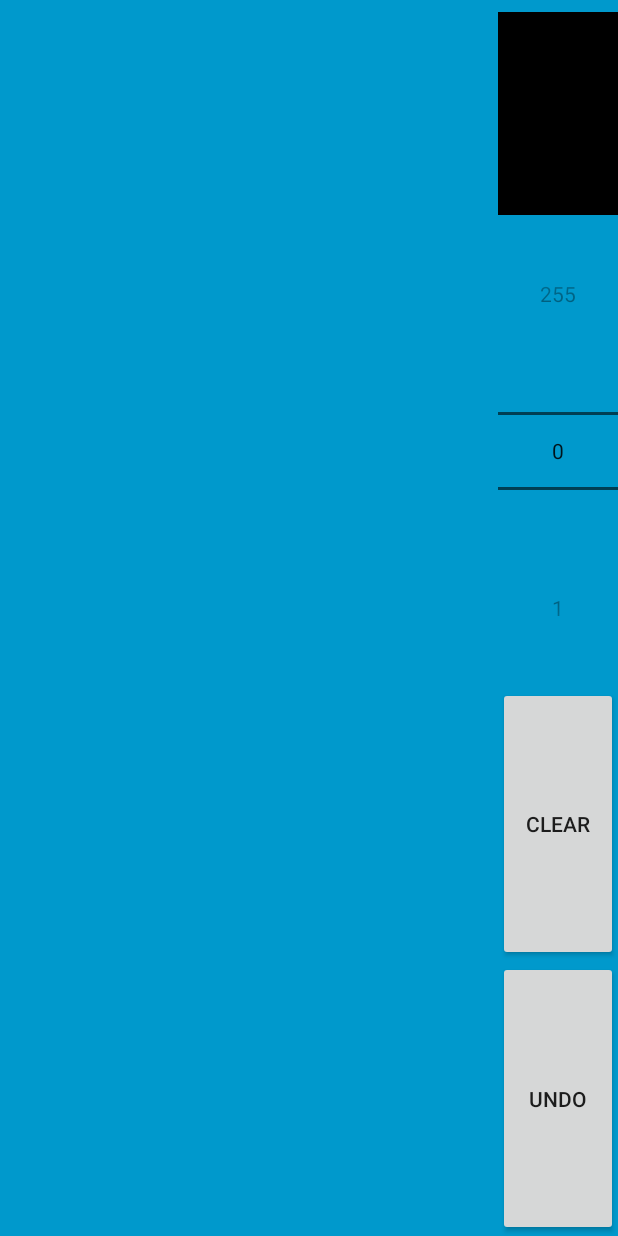
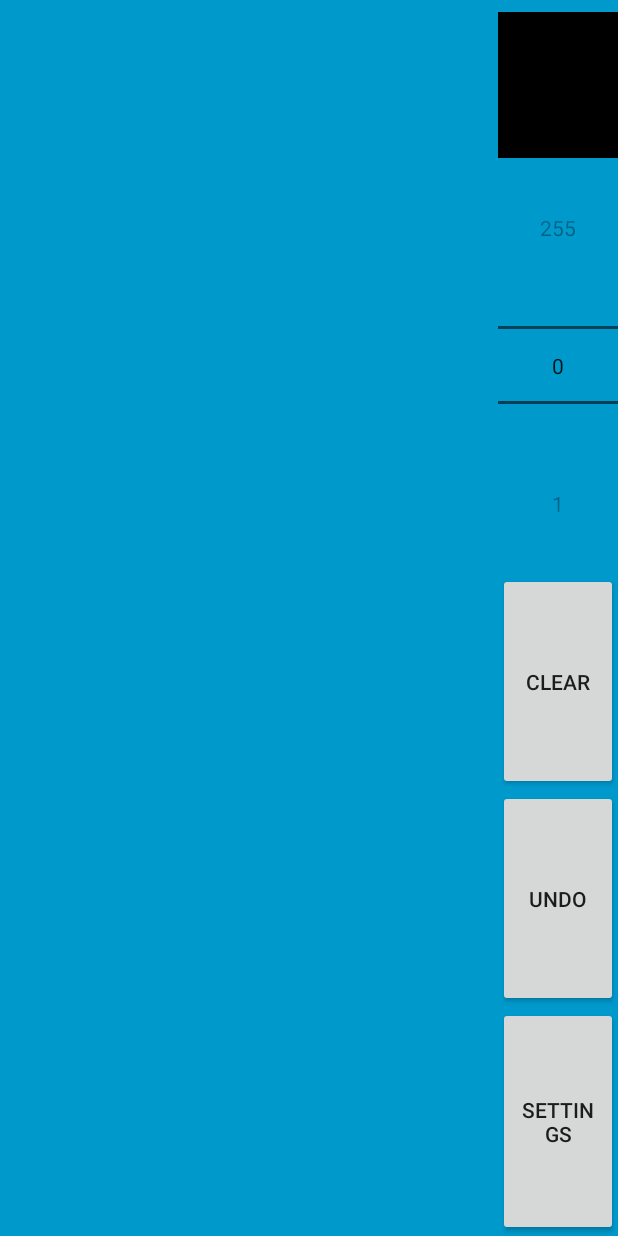
Before and after one commit to mgree/carving-factory, an Android app: the screen it shows after launch (DrawingActivity), on a phone screen of 412 x 824 dp. Run offline under Robolectric (Android 15) with nearby library versions, the phone set to English and light mode, and no system bars.

Commit message:
Values inputed by the user saved in Settings.

```diff
--- a/app/build.gradle
+++ b/app/build.gradle
@@ -26,6 +26,7 @@ dependencies {
     })
     compile 'com.android.support:appcompat-v7:25.3.1'
     compile 'com.android.support:support-v4:25.3.1'
+    compile 'com.android.support:preference-v7:25.3.1'
     testCompile 'junit:junit:4.12'
     compile 'com.android.support.constraint:constraint-layout:1.0.2'
 }
--- a/app/src/main/java/com/labgmail/pomona/greenberg/cnccarvingfactory/DrawingActivity.java
+++ b/app/src/main/java/com/labgmail/pomona/greenberg/cnccarvingfactory/DrawingActivity.java
@@ -1,7 +1,9 @@
 package com.labgmail.pomona.greenberg.cnccarvingfactory;
 
 import android.annotation.SuppressLint;
+import android.app.Activity;
 import android.content.Intent;
+import android.content.SharedPreferences;
 import android.graphics.drawable.ColorDrawable;
 import android.support.v7.app.ActionBar;
 import android.support.v7.app.AppCompatActivity;
@@ -95,11 +97,9 @@ public class DrawingActivity extends AppCompatActivity {
         }
     };
 
-    public DrawingActivity() {
-    }
-
     @Override
     protected void onCreate(Bundle savedInstanceState) {
+
         super.onCreate(savedInstanceState);
 
         setContentView(R.layout.activity_drawing);
@@ -127,11 +127,17 @@ public class DrawingActivity extends AppCompatActivity {
                 newVal = npicker.getValue();
                 setAlpha(newVal); }
         });
+
+        final Activity self = this;
+        findViewById(R.id.settings_button).setOnClickListener(new View.OnClickListener() {
+            @Override
+            public void onClick(View v) {
+                Intent intent = new Intent(self, DisplaySettingsActivity.class);
+                startActivity(intent);
+            }
+        }) ;
+
         setAlpha(255);
-    }
-
-    public void configureSettings() {
-//     Intent intent = new Intent(this,DisplaySettingsActivity.class);
     }
 
 
--- a/app/src/main/java/com/labgmail/pomona/greenberg/cnccarvingfactory/NumberPickerPreference.java
+++ b/app/src/main/java/com/labgmail/pomona/greenberg/cnccarvingfactory/NumberPickerPreference.java
@@ -26,7 +26,7 @@ public class NumberPickerPreference extends DialogPreference {
         super(context, attrs);
 
         // ! Will probably have to create own layout but lets pretend this will work for a while
-        setDialogLayoutResource(R.layout.pref_dialog_npicker);
+//        setDialogLayoutResource(R.layout.pref_dialog_npicker);
         setPositiveButtonText (android.R.string.ok);
         setNegativeButtonText(android.R.string.cancel);
     }
--- a/app/src/main/java/com/labgmail/pomona/greenberg/cnccarvingfactory/NumberPreferenceDialogFragmentCompat.java
+++ b/app/src/main/java/com/labgmail/pomona/greenberg/cnccarvingfactory/NumberPreferenceDialogFragmentCompat.java
@@ -4,7 +4,7 @@ package com.labgmail.pomona.greenberg.cnccarvingfactory;
  * Created by edinameshietedoho on 6/1/17.
  */
 
-//import android.support.v7.preference.PreferenceDialogFragmentCompat;
+//import android.support.v7.preference.PreferenceFragmentCompat;
 //
 //public class NumberPreferenceDialogFragmentCompat extends PreferenceDialogFragmentCompat {
 //}
--- a/app/src/main/res/layout/activity_drawing.xml
+++ b/app/src/main/res/layout/activity_drawing.xml
@@ -60,6 +60,14 @@
             android:layout_weight="1"
             android:text="@string/Undo" />
 
+        <Button
+            android:id="@+id/settings_button"
+            android:layout_width="match_parent"
+            android:layout_height="wrap_content"
+            android:layout_weight="1"
+            android:text="@string/settings"
+            tools:text="@string/settings" />
+
     </LinearLayout>
 
     <FrameLayout
--- a/app/src/main/res/values/strings.xml
+++ b/app/src/main/res/values/strings.xml
@@ -10,4 +10,7 @@
     <string name="cancel" >cancel</string>
     <string name="settings" >settings</string>
     <string name="select_dimensions">select length and width</string>
+    <string name="pref_width">stock width (y axis)</string>
+    <string name="pref_length">stock length (x axis)</string>
+    <string name="pref_depth">stock depth (z axis)</string>
 </resources>
```
Also changed, not shown: app/src/main/AndroidManifest.xml (+11 -0 lines), app/src/main/java/com/labgmail/pomona/greenberg/cnccarvingfactory/DisplaySettingsActivity.java (+73 -1 lines), app/src/main/res/layout/pref_dialog_npicker.xml (deleted, +0 -7 lines), app/src/main/res/xml/preferences.xml (+12 -3 lines).
